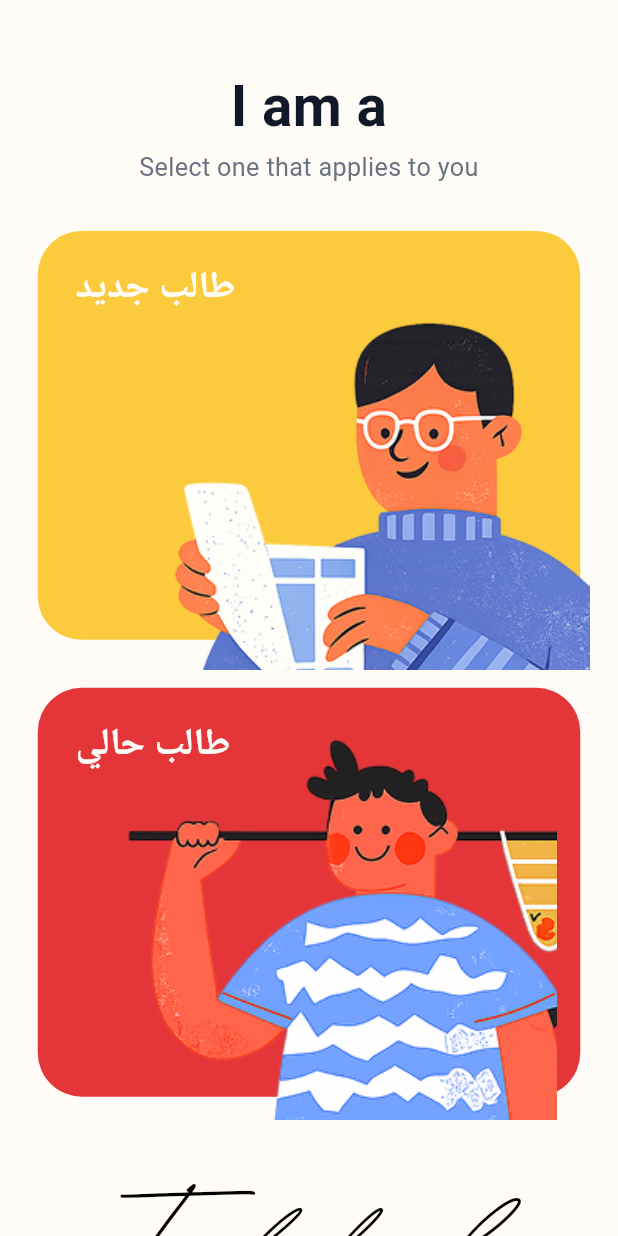
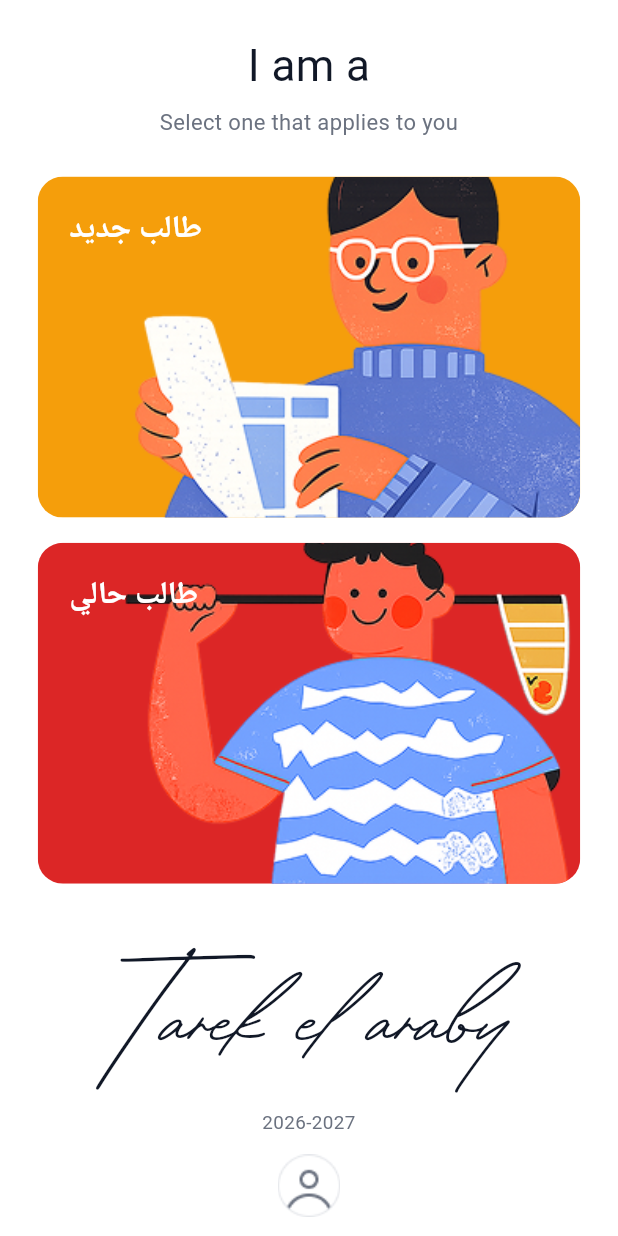
Before and after one commit to playboyt4-sketch/dr_tarek_platform_final-antigravity, a Flutter app: the screen it shows after launch, on a phone screen of 412 x 824 dp. Run offline on Flutter 3.47's test engine with Material 3 defaults, Android fonts, the phone set to English and light mode, and no system bars; our stand-ins replace cloud_firestore, cloud_functions, connectivity_plus, device_info_plus, file_picker, firebase_auth and 11 more; missing offline and left inert: cryptography, firebase_app_check, flutter_cached_pdfview, screen_brightness, volume_controller; accounts and stored records are empty; Roboto replaces fonts that are missing (Google Sans Flex); project files that could hold a hidden picture were left out.

Commit message:
UI progress: theme updates, icon rename, app name change, analyzer fixes

```diff
--- a/lib/core/theme/app_theme.dart
+++ b/lib/core/theme/app_theme.dart
@@ -66,13 +66,13 @@ abstract final class AppTheme {
     );
 
     final textTheme = TextTheme(
-      displayLarge: AppTypography.titleLarge.copyWith(color: textColor),
-      titleLarge: AppTypography.titleLarge.copyWith(color: textColor),
-      titleMedium: AppTypography.titleMedium.copyWith(color: textColor),
-      bodyLarge: AppTypography.bodyRegular.copyWith(color: textColor),
-      bodyMedium: AppTypography.bodyThin.copyWith(color: textColor),
-      bodySmall: AppTypography.captionSmall.copyWith(color: textColor),
-      labelSmall: AppTypography.captionSmall.copyWith(color: textColor),
+      displayLarge: AppTypography.titleLargeFallback.copyWith(color: textColor),
+      titleLarge: AppTypography.titleLargeFallback.copyWith(color: textColor),
+      titleMedium: AppTypography.titleLargeFallback.copyWith(color: textColor, fontSize: 20, height: 26 / 20),
+      bodyLarge: AppTypography.bodyRegularFallback.copyWith(color: textColor),
+      bodyMedium: AppTypography.bodyRegularFallback.copyWith(color: textColor, fontWeight: FontWeight.w100),
+      bodySmall: AppTypography.bodyRegularFallback.copyWith(color: textColor, fontSize: 12, height: 16 / 12),
+      labelSmall: AppTypography.bodyRegularFallback.copyWith(color: textColor, fontSize: 12, height: 16 / 12),
     );
 
     return ThemeData(
@@ -109,7 +109,7 @@ abstract final class AppTheme {
           shape: RoundedRectangleBorder(
             borderRadius: BorderRadius.circular(AppShapes.radiusFull),
           ),
-          textStyle: AppTypography.titleMedium,
+          textStyle: AppTypography.titleLargeFallback.copyWith(fontSize: 20, height: 26 / 20),
         ),
       ),
     );
--- a/lib/core/theme/app_typography.dart
+++ b/lib/core/theme/app_typography.dart
@@ -1,4 +1,6 @@
 import 'package:flutter/material.dart';
+import '../responsive/responsive.dart';
+import 'app_colors.dart';
 
 abstract final class AppFontFamilies {
   static const googleSansFlex = 'Google Sans Flex';
@@ -6,57 +8,96 @@ abstract final class AppFontFamilies {
 }
 
 abstract final class AppTypography {
-  static const titleLarge = TextStyle(
+  // Generic ThemeData fallback only (unscaled — no BuildContext available
+  // at ThemeData construction time). Do NOT use these directly in screens.
+  static const titleLargeFallback = TextStyle(
     fontFamily: AppFontFamilies.googleSansFlex,
     fontSize: 28,
     height: 36 / 28,
     fontWeight: FontWeight.w400,
   );
-
-  static const titleMedium = TextStyle(
-    fontFamily: AppFontFamilies.googleSansFlex,
-    fontSize: 20,
-    height: 26 / 20,
-    fontWeight: FontWeight.w400,
-  );
-
-  static const bodyRegular = TextStyle(
+  static const bodyRegularFallback = TextStyle(
     fontFamily: AppFontFamilies.googleSansFlex,
     fontSize: 14,
     height: 20 / 14,
     fontWeight: FontWeight.w400,
   );
-
-  static const bodyThin = TextStyle(
-    fontFamily: AppFontFamilies.googleSansFlex,
-    fontSize: 14,
-    height: 20 / 14,
-    fontWeight: FontWeight.w100,
-  );
-
-  static const captionSmall = TextStyle(
-    fontFamily: AppFontFamilies.googleSansFlex,
-    fontSize: 12,
-    height: 16 / 12,
-    fontWeight: FontWeight.w400,
-  );
-
-  // --- LEGACY TOKENS PRESERVED FOR EXISTING SCREENS ---
   static const labelLarge = TextStyle(
     fontSize: 14,
     fontWeight: FontWeight.w600,
     height: 1.4,
   );
 
+  // ---- Responsive styles — USE THESE IN EVERY SCREEN ----
+  // Every fontSize below MUST go through context.rsFont(). This is the
+  // one and only place font scaling happens; do not bypass it with
+  // .copyWith(fontSize: ...) in screen code ever again.
+
+  static TextStyle titleLarge(
+    BuildContext context, {
+    Color color = AppColors.darkText,
+  }) => TextStyle(
+    fontFamily: AppFontFamilies.googleSansFlex,
+    fontSize: context.rsFont(28),
+    fontWeight: FontWeight.w400,
+    height: 36 / 28,
+    color: color,
+  );
+
+  static TextStyle titleMedium(
+    BuildContext context, {
+    Color color = AppColors.darkText,
+  }) => TextStyle(
+    fontFamily: AppFontFamilies.googleSansFlex,
+    fontSize: context.rsFont(20),
+    fontWeight: FontWeight.w400,
+    height: 26 / 20,
+    color: color,
+  );
+
+  static TextStyle bodyRegular(
+    BuildContext context, {
+    Color color = AppColors.darkText,
+  }) => TextStyle(
+    fontFamily: AppFontFamilies.googleSansFlex,
+    fontSize: context.rsFont(14),
+    fontWeight: FontWeight.w400,
+    height: 20 / 14,
+    color: color,
+  );
+
+  static TextStyle bodyThin(
+    BuildContext context, {
+    Color color = AppColors.mediumGray,
+  }) => TextStyle(
+    fontFamily: AppFontFamilies.googleSansFlex,
+    fontSize: context.rsFont(14),
+    fontWeight: FontWeight.w100,
+    fontVariations: const [FontVariation('wght', 100)],
+    height: 20 / 14,
+    color: color,
+  );
+
+  static TextStyle captionSmall(
+    BuildContext context, {
+    Color color = AppColors.mediumGray,
+  }) => TextStyle(
+    fontFamily: AppFontFamilies.googleSansFlex,
+    fontSize: context.rsFont(12),
+    fontWeight: FontWeight.w400,
+    height: 16 / 12,
+    color: color,
+  );
+
   static TextStyle signature(
     BuildContext context, {
-    required double designPx,
-    required Color color,
-  }) {
-    return TextStyle(
-      fontFamily: AppFontFamilies.signature,
-      fontSize: designPx,
-      color: color,
-    );
-  }
+    double designPx = 128,
+    Color color = AppColors.black,
+  }) => TextStyle(
+    fontFamily: AppFontFamilies.signature,
+    fontSize: context.rsFont(designPx),
+    fontWeight: FontWeight.w400,
+    color: color,
+    height: 1.0,
+  );
 }
--- a/lib/features/assessment_taking/presentation/providers/assessment_taking_provider.dart
+++ b/lib/features/assessment_taking/presentation/providers/assessment_taking_provider.dart
@@ -1,5 +1,4 @@
 import 'dart:async';
-import 'package:flutter/foundation.dart';
 import 'package:flutter_riverpod/flutter_riverpod.dart';
 import '../../domain/entities/assessment_question.dart';
 import 'assessment_taking_state.dart';
--- a/lib/features/assessment_taking/presentation/screens/assessment_question_screen.dart
+++ b/lib/features/assessment_taking/presentation/screens/assessment_question_screen.dart
@@ -76,7 +76,7 @@ class AssessmentQuestionScreen extends ConsumerWidget {
                   Expanded(
                     child: ListView.separated(
                       itemCount: question.options.length,
-                      separatorBuilder: (_, __) => const SizedBox(height: 12),
+                      separatorBuilder: (_, _) => const SizedBox(height: 12),
                       itemBuilder: (context, index) {
                         final option = question.options[index];
                         final isSelected = selectedAnswer == option;
--- a/lib/features/authentication/presentation/screens/splash_screen.dart
+++ b/lib/features/authentication/presentation/screens/splash_screen.dart
@@ -1,6 +1,5 @@
 import 'package:flutter/material.dart';
 
-import '../../../../core/responsive/responsive.dart';
 import '../../../../core/theme/design_tokens.dart';
 import 'user_type_selection_screen.dart';
 
@@ -46,8 +45,8 @@ class _SplashScreenState extends State<SplashScreen> {
       Navigator.of(context).pushReplacement(
         PageRouteBuilder(
           transitionDuration: _SplashScreenDesign.exitTransitionDuration,
-          pageBuilder: (_, __, ___) => const UserTypeSelectionScreen(),
-          transitionsBuilder: (_, animation, __, child) =>
+          pageBuilder: (_, _, _) => const UserTypeSelectionScreen(),
+          transitionsBuilder: (_, animation, _, child) =>
               FadeTransition(opacity: animation, child: child),
         ),
       );
--- a/lib/features/authentication/presentation/screens/user_type_selection_screen.dart
+++ b/lib/features/authentication/presentation/screens/user_type_selection_screen.dart
@@ -1,300 +1,243 @@
-
-
 import 'package:flutter/material.dart';
 
 import '../../../../core/responsive/responsive.dart';
-import '../../../../core/widgets/adaptive_layout.dart';
+import '../../../../core/theme/design_tokens.dart';
 import 'login_screen.dart';
 import 'new_student_welcome_screen.dart';
 import 'teacher_admin_selection_screen.dart';
 
+/// Design constants — copied from `User_Type_Selection.md`. Spacing/size/
+/// font values are raw design-pixels; consumed only via `context.rs()` /
+/// `context.rsFont()`. This screen's card area is intentionally flexible
+/// (`Expanded`), not fixed-height — see prompt Section 0.
+abstract final class _UserTypeSelectionDesign {
+  // ---- Page ----
+  static const horizontalPadding = 24.0;
+  static const topGap = 24.0;
+
+  // ---- Title "I am a" (title/large) ----
+
+  static const titleColor = AppColors.darkText;
+  static const titleToSubtitleGap = 8.0;
+
+  // ---- Subtitle (body/regular) ----
+
+  static const subtitleColor = AppColors.mediumGray;
+  static const subtitleToCardsGap = 24.0;
+
+  // ---- Cards (shared) ----
+  static const cardRadius = 16.0;
+  static const cardGap = 16.0;
+
+  static const cardTitleColor = AppColors.canvas;
+
+  // ---- New Student card ----
+  static const newStudentBg = AppColors.grade1Canvas; // #F59E0B
+  static const newStudentLabel = 'طالب جديد';
+  static const newStudentAsset = 'assets/images/new_student.png';
+
+  // ---- Current Student card ----
+  static const currentStudentBg = AppColors.grade4Canvas; // #DC2626
+  static const currentStudentLabel = 'طالب حالي';
+  static const currentStudentAsset = 'assets/images/current_student.png';
+
+  // ---- Footer ----
+  static const footerTopGap = 16.0;
+  static const signatureFontSize = 128.0; // measured from the transition video — NO
+  // shrink vs. Splash; overrides User_Type_Selection.md's incorrect `fontSize: 48`
+  static const yearLabel = '2026-2027';
+
+  static const yearColor = AppColors.mediumGray;
+  static const yearToIconGap = 8.0;
+  static const adminIconSize = 40.0;
+  static const bottomGap = 8.0;
+}
+
 class UserTypeSelectionScreen extends StatelessWidget {
   const UserTypeSelectionScreen({super.key});
-
-  static const Color backgroundColor = Color(0xFFFFFCF7);
 
   @override
   Widget build(BuildContext context) {
     return Scaffold(
-      backgroundColor: backgroundColor,
+      backgroundColor: AppColors.canvas,
       body: SafeArea(
-        child: AdaptiveLayout(
-          maxWidth: 800.0,
-          mobileBuilder: (context) => _buildScrollableContent(context, false),
-          tabletBuilder: (context) => _buildScrollableContent(context, true),
+        child: Padding(
+          padding: EdgeInsets.symmetric(
+            horizontal: context.rs(_UserTypeSelectionDesign.horizontalPadding),
           ),
-      ),
-    );
-  }
-
-  Widget _buildScrollableContent(BuildContext context, bool isTablet) {
-    final rsFont = context.rsFont;
-    final paddingH = context.rs(24);
-
-    // Calculate a max width for the cards so they don't look comically large on tablet
-    final double maxCardWidth = isTablet ? 380.0 : double.infinity;
-
-    return SingleChildScrollView(
-      physics: const ClampingScrollPhysics(),
-      child: Padding(
-        padding: EdgeInsets.symmetric(horizontal: paddingH, vertical: 24.0),
           child: Column(
-          crossAxisAlignment: CrossAxisAlignment.center,
             children: [
-            const SizedBox(height: 24),
-            // Title
+              SizedBox(height: context.rs(_UserTypeSelectionDesign.topGap)),
               Text(
                 'I am a',
                 textAlign: TextAlign.center,
-              style: TextStyle(
-                fontSize: rsFont(36),
-                fontWeight: FontWeight.w700, // Inter Bold
-                color: const Color(0xFF111827),
-                height: 1.2,
+                style: AppTypography.titleLarge(
+                  context,
+                  color: _UserTypeSelectionDesign.titleColor,
                 ),
               ),
-            const SizedBox(height: 8),
-            // Subtitle
+              SizedBox(
+                height: context.rs(_UserTypeSelectionDesign.titleToSubtitleGap),
+              ),
               Text(
                 'Select one that applies to you',
                 textAlign: TextAlign.center,
-              style: TextStyle(
-                fontSize: rsFont(16),
-                fontWeight: FontWeight.w400, // Inter Regular
-                color: const Color(0xFF6B7280),
-                height: 1.25,
+                style: AppTypography.bodyRegular(
+                  context,
+                  color: _UserTypeSelectionDesign.subtitleColor,
                 ),
               ),
-            const SizedBox(height: 32),
-
-            // Cards Layout
-            if (isTablet)
-              Row(
-                mainAxisAlignment: MainAxisAlignment.center,
-                crossAxisAlignment: CrossAxisAlignment.start,
-                children: [
+              SizedBox(
+                height: context.rs(_UserTypeSelectionDesign.subtitleToCardsGap),
+              ),
               Expanded(
-                    child: ConstrainedBox(
-                      constraints: BoxConstraints(maxWidth: maxCardWidth),
-                      child: _buildNewStudentCard(context),
-                    ),
-                  ),
-                  SizedBox(width: paddingH),
-                  Expanded(
-                    child: ConstrainedBox(
-                      constraints: BoxConstraints(maxWidth: maxCardWidth),
-                      child: _buildCurrentStudentCard(context),
-                    ),
-                  ),
-                ],
-              )
-            else
-              Column(
-                children: [
-                  _buildNewStudentCard(context),
-                  const SizedBox(height: 32),
-                  _buildCurrentStudentCard(context),
-                ],
-              ),
-
-            const SizedBox(height: 32),
-            // Platform Logo Hero
-            Hero(
-              tag: 'brand_logo_signature',
-              child: Material(
-                color: Colors.transparent,
-                child: Text(
-                  'Tarek el araby',
-                  textAlign: TextAlign.center,
-                  style: TextStyle(
-                    fontFamily: 'Gardenia Summer',
-                    fontSize: rsFont(128),
-                    fontWeight: FontWeight.w400,
-                    color: Colors.black,
-                    height: 1.0,
+                child: _UserTypeCard(
+                  label: _UserTypeSelectionDesign.newStudentLabel,
+                  backgroundColor: _UserTypeSelectionDesign.newStudentBg,
+                  assetImage: _UserTypeSelectionDesign.newStudentAsset,
+                  onTap: () => Navigator.of(context).push(
+                    PageRouteBuilder(
+                      transitionDuration: const Duration(milliseconds: 300),
+                      pageBuilder: (context, animation, secondaryAnimation) => const NewStudentWelcomeScreen(),
+                      transitionsBuilder: (context, animation, secondaryAnimation, child) => SlideTransition(
+                        position: Tween<Offset>(
+                          begin: const Offset(1, 0),
+                          end: Offset.zero,
+                        ).animate(CurvedAnimation(parent: animation, curve: Curves.easeOut)),
+                        child: child,
                       ),
                     ),
                   ),
                 ),
-            const SizedBox(height: 16),
-            // Teacher/Admin & Academic Year
-            Row(
-              mainAxisAlignment: MainAxisAlignment.center,
-              children: [
-                InkWell(
-                  onTap: () {
-                    Navigator.of(context).push(
-                      MaterialPageRoute(
-                          builder: (_) => const TeacherAdminSelectionScreen()),
-                    );
-                  },
-                  borderRadius: BorderRadius.circular(rsFont(20)),
-                  child: Container(
-                    width: rsFont(40),
-                    height: rsFont(40),
-                    decoration: const BoxDecoration(shape: BoxShape.circle),
-                    clipBehavior: Clip.antiAlias,
-                    child: Image.asset(
-                      'assets/images/teacher & admin icone.png',
-                      fit: BoxFit.cover,
-                      errorBuilder: (context, error, stackTrace) => Icon(
-                        Icons.person_outline,
-                        color: Colors.black,
-                        size: rsFont(24),
+              ),
+              SizedBox(height: context.rs(_UserTypeSelectionDesign.cardGap)),
+              Expanded(
+                child: _UserTypeCard(
+                  label: _UserTypeSelectionDesign.currentStudentLabel,
+                  backgroundColor: _UserTypeSelectionDesign.currentStudentBg,
+                  assetImage: _UserTypeSelectionDesign.currentStudentAsset,
+                  onTap: () => Navigator.of(context).push(
+                    PageRouteBuilder(
+                      transitionDuration: const Duration(milliseconds: 300),
+                      pageBuilder: (context, animation, secondaryAnimation) => const LoginScreen(),
+                      transitionsBuilder: (context, animation, secondaryAnimation, child) => SlideTransition(
+                        position: Tween<Offset>(
+                          begin: const Offset(1, 0),
+                          end: Offset.zero,
+                        ).animate(CurvedAnimation(parent: animation, curve: Curves.easeOut)),
+                        child: child,
                       ),
                     ),
                   ),
                 ),
-                SizedBox(width: context.rs(8)),
-                Text(
-                  '2026-2027',
-                  textAlign: TextAlign.center,
-                  style: TextStyle(
-                    fontSize: rsFont(10), // Inter Bold, 10px, black
-                    fontWeight: FontWeight.w700,
-                    color: Colors.black,
+              ),
+              SizedBox(height: context.rs(_UserTypeSelectionDesign.footerTopGap)),
+              Hero(
+                tag: 'brand_logo_signature',
+                child: Text(
+                  'Tarek el araby',
+                  style: AppTypography.signature(
+                    context,
+                    designPx: _UserTypeSelectionDesign.signatureFontSize,
+                    color: AppColors.darkText,
                   ),
                 ),
-              ],
               ),
-            const SizedBox(height: 24),
+              Text(
+                _UserTypeSelectionDesign.yearLabel,
+                style: AppTypography.captionSmall(
+                  context,
+                  color: _UserTypeSelectionDesign.yearColor,
+                ),
+              ),
+              SizedBox(
+                height: context.rs(_UserTypeSelectionDesign.yearToIconGap),
+              ),
+              InkWell(
+                borderRadius: BorderRadius.circular(999),
+                onTap: () => Navigator.of(context).push(
+                  MaterialPageRoute(
+                    builder: (_) => const TeacherAdminSelectionScreen(),
+                  ),
+                ),
+                child: Padding(
+                  padding: EdgeInsets.all(context.rs(4)),
+                  child: Image.asset(
+                    'assets/images/teacher_admin_icon.png',
+                    width: context.rs(_UserTypeSelectionDesign.adminIconSize),
+                    height: context.rs(_UserTypeSelectionDesign.adminIconSize),
+                    fit: BoxFit.contain,
+                    errorBuilder: (context, error, stackTrace) => Icon(
+                      Icons.person_outline,
+                      size: context.rs(_UserTypeSelectionDesign.adminIconSize - 8),
+                      color: AppColors.darkText,
+                    ),
+                  ),
+                ),
+              ),
+              SizedBox(height: context.rs(_UserTypeSelectionDesign.bottomGap)),
             ],
           ),
         ),
-    );
-  }
-
-  Widget _buildNewStudentCard(BuildContext context) {
-    return _UserTypeCard(
-      cardColor: const Color(0xFFFBCB3D),
-      imagePath: 'assets/images/new_student.png',
-      title: 'طالب جديد',
-      // Illustration Figma relative coords: X=54-24=30, Y=38, W=321, H=241
-      imageLeft: 30.0,
-      imageTop: 38.0,
-      imageWidth: 321.0,
-      imageHeight: 241.0,
-      onTap: () {
-        Navigator.of(context).push(
-          PageRouteBuilder(
-            transitionDuration: const Duration(milliseconds: 300),
-            pageBuilder: (context, animation, secondaryAnimation) =>
-                const NewStudentWelcomeScreen(),
-            transitionsBuilder: (context, animation, secondaryAnimation, child) {
-              return SlideTransition(
-                position: Tween<Offset>(
-                  begin: const Offset(1.0, 0.0),
-                  end: Offset.zero,
-                ).animate(CurvedAnimation(
-                  parent: animation,
-                  curve: Curves.easeOut,
-                )),
-                child: child,
-              );
-            },
       ),
-        );
-      },
-    );
-  }
-
-  Widget _buildCurrentStudentCard(BuildContext context) {
-    return _UserTypeCard(
-      cardColor: const Color(0xFFE43639),
-      imagePath: 'assets/images/current_student.png',
-      title: 'طالب حالي',
-      // Illustration Figma relative coords: X=43-24=19, Y=15, W=311, H=260
-      imageLeft: 19.0,
-      imageTop: 15.0,
-      imageWidth: 311.0,
-      imageHeight: 260.0,
-      onTap: () {
-        Navigator.of(context).push(
-          MaterialPageRoute(builder: (_) => const LoginScreen()),
-        );
-      },
     );
   }
 }
 
 class _UserTypeCard extends StatelessWidget {
-  final Color cardColor;
-  final String imagePath;
-  final String title;
-  final double imageLeft;
-  final double imageTop;
-  final double imageWidth;
-  final double imageHeight;
-  final VoidCallback onTap;
-
   const _UserTypeCard({
-    required this.cardColor,
-    required this.imagePath,
-    required this.title,
-    required this.imageLeft,
-    required this.imageTop,
-    required this.imageWidth,
-    required this.imageHeight,
+    required this.label,
+    required this.backgroundColor,
+    required this.assetImage,
     required this.onTap,
   });
 
+  final String label;
+  final Color backgroundColor;
+  final String assetImage;
+  final VoidCallback onTap;
+
   @override
   Widget build(BuildContext context) {
-    // Rigid composition matching Figma 393x260 card aspect
-    return AdaptiveAspectContainer(
-      designWidth: 345,
-      designHeight: 260,
-      builder: (context, constraints, scale) {
-        return Stack(
-          clipBehavior: Clip.none, // DO NOT CLIP the bleeding illustration
-          children: [
-            // Card Background
-            Positioned.fill(
+    final radius = BorderRadius.circular(
+      context.rs(_UserTypeSelectionDesign.cardRadius),
+    );
+
+    return ClipRRect(
+      borderRadius: radius,
       child: Material(
-                color: cardColor,
-                borderRadius: BorderRadius.circular(28 * scale),
-                clipBehavior: Clip.antiAlias, // Clip background only
+        color: backgroundColor,
         child: InkWell(
           onTap: onTap,
-                  child: const SizedBox.expand(),
+          child: Stack(
+            fit: StackFit.expand,
+            children: [
+              Positioned.fill(
+                child: Image.asset(
+                  assetImage,
+                  fit: BoxFit.cover,
+                  alignment: Alignment.bottomRight,
+                  errorBuilder: (context, error, stackTrace) =>
+                      const SizedBox.shrink(),
                 ),
               ),
-            ),
-            // Arabic label inside card bounds
               Positioned(
-              left: 24 * scale,
-              top: 24 * scale,
+                left: context.rs(20),
+                top: context.rs(20),
                 child: Text(
-                title,
-                style: TextStyle(
-                  fontSize: 24 * scale,
-                  fontWeight: FontWeight.w700, // Inter Bold
-                  color: const Color(0xFFFFFCF7),
-                  height: 1.0,
-                ),
-              ),
-            ),
-            // Bleeding illustration
-            Positioned(
-              left: imageLeft * scale,
-              top: imageTop * scale,
-              width: imageWidth * scale,
-              height: imageHeight * scale,
-              child: IgnorePointer(
-                child: Image.asset(
-                  imagePath,
-                  fit: BoxFit.cover,
-                  errorBuilder: (context, error, stackTrace) => Icon(
-                    Icons.school_outlined,
-                    size: 80 * scale,
-                    color: Colors.white70,
-                  ),
+                  label,
+                  style: AppTypography.titleMedium(
+                    context,
+                    color: _UserTypeSelectionDesign.cardTitleColor,
+                  ).copyWith(
+                    fontWeight: FontWeight.w700,
                   ),
                 ),
               ),
             ],
-        );
-      },
+          ),
+        ),
+      ),
     );
   }
 }
```
Also changed, not shown: assets/images/teacher_admin_icon.png (renamed from assets/images/teacher & admin icone.png), 2 other files. Lines whose indentation alone changed are shown as unchanged.
